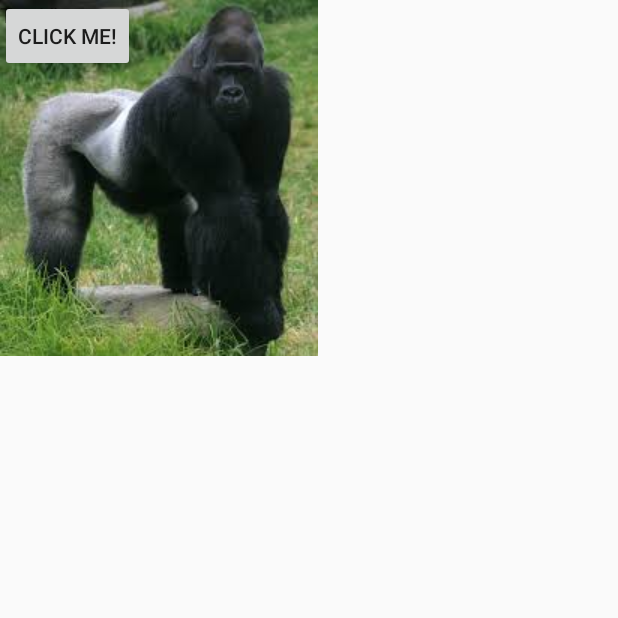
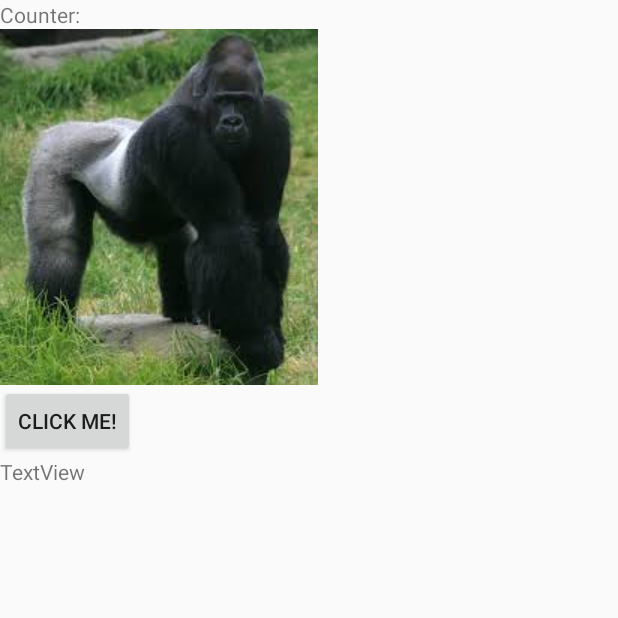
Before and after one commit to yiftachnachman/AndroidDevApp, an Android app: the MainActivity screen opened directly, with no data from a screen before it, on a phone screen of 412 x 824 dp, the top half of it. Run offline under Robolectric (Android 15) with nearby library versions, the phone set to English and light mode, and no system bars; our stand-ins replace AdMob; libraries missing offline, so code that uses them is left out: me.ibrahimsn.library; pictures from the network do not load; 2 statements that could not run were skipped.

Commit message:
Even More Updated 7 & 8

```diff
--- a/app/src/main/AndroidManifest.xml
+++ b/app/src/main/AndroidManifest.xml
@@ -16,6 +16,8 @@
             <intent-filter>
                 <action android:name="android.intent.action.MAIN" />
 
+
+
                 <category android:name="android.intent.category.LAUNCHER" />
             </intent-filter>
         </activity>
--- a/app/src/main/java/com/example/myapplication/view/MainActivity.kt
+++ b/app/src/main/java/com/example/myapplication/view/MainActivity.kt
@@ -7,7 +7,6 @@ import com.bumptech.glide.Glide
 import com.example.myapplication.Model.Gif
 import androidx.lifecycle.ViewModelProviders
 import com.example.myapplication.R
-import com.example.myapplication.Model.Gif
 import com.example.myapplication.util.rotate90
 import com.example.myapplication.viewmodel.CountViewModel
 import com.example.myapplication.viewmodel.GifViewModel
@@ -65,7 +64,7 @@ class MainActivity : AppCompatActivity() {
     private fun loadGif(gif: Gif){
         Glide.with(this)
             .load(gif.url)
-            .into(image)
+            .into(myImage)
     }
 //onPause will make that part of the activity stop until further told to
 //    override fun onPause() {
--- a/app/src/main/res/layout/activity_main.xml
+++ b/app/src/main/res/layout/activity_main.xml
@@ -1,8 +1,11 @@
 <?xml version="1.0" encoding="utf-8"?>
-<androidx.coordinatorlayout.widget.CoordinatorLayout xmlns:android="http://schemas.android.com/apk/res/android"
+<LinearLayout
+
+    xmlns:android="http://schemas.android.com/apk/res/android"
     xmlns:app="http://schemas.android.com/apk/res-auto"
     xmlns:tools="http://schemas.android.com/tools"
     android:id="@+id/cordilayout"
+    android:orientation="vertical"
     android:layout_width="match_parent"
     android:layout_height="match_parent"
     tools:context=".view.MainActivity">
@@ -18,21 +21,13 @@
         android:layout_width="wrap_content"
         android:layout_height="wrap_content"
         android:scaleType="center"
-        android:src="@drawable/gorilla"
-        app:layout_constraintBottom_toBottomOf="parent"
-        app:layout_constraintLeft_toLeftOf="parent"
-        app:layout_constraintRight_toRightOf="parent"
-        app:layout_constraintTop_toTopOf="parent" />
+        android:src="@drawable/gorilla"/>
 
     <Button
         android:id="@+id/myButton"
         android:layout_width="wrap_content"
         android:layout_height="wrap_content"
         android:text="Click Me!"
-        app:layout_constraintBottom_toBottomOf="@id/myCounter"
-        app:layout_constraintLeft_toLeftOf="parent"
-        app:layout_constraintRight_toRightOf="parent"
-        app:layout_constraintTop_toTopOf="parent"
         tools:visibility="visible" />
 
     <com.google.android.gms.ads.AdView
@@ -45,7 +40,7 @@
     <TextView
         android:id="@+id/textView"
         android:layout_width="wrap_content"
-        android:layout_height="wrap_content"
+        android:layout_height="58dp"
         android:text="TextView" />
 
     <!--    <Button-->
@@ -54,4 +49,4 @@
     <!--        android:layout_height="wrap_content"-->
     <!--        android:text="Button" />-->
 
-</androidx.coordinatorlayout.widget.CoordinatorLayout>
+</LinearLayout>
```
